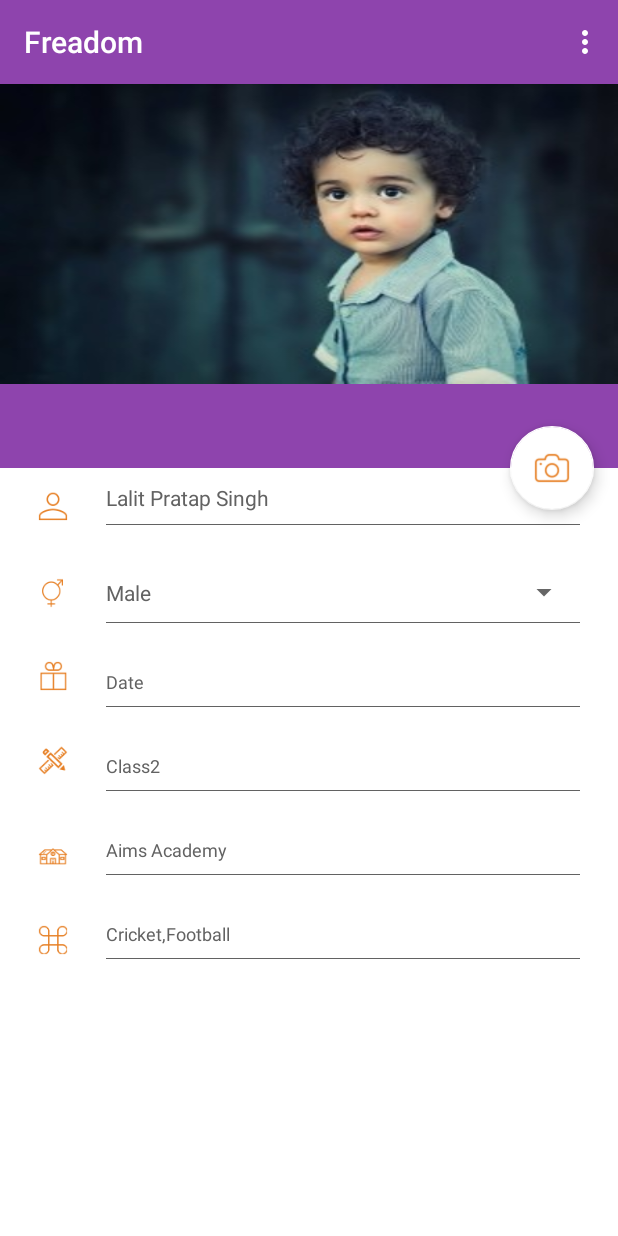
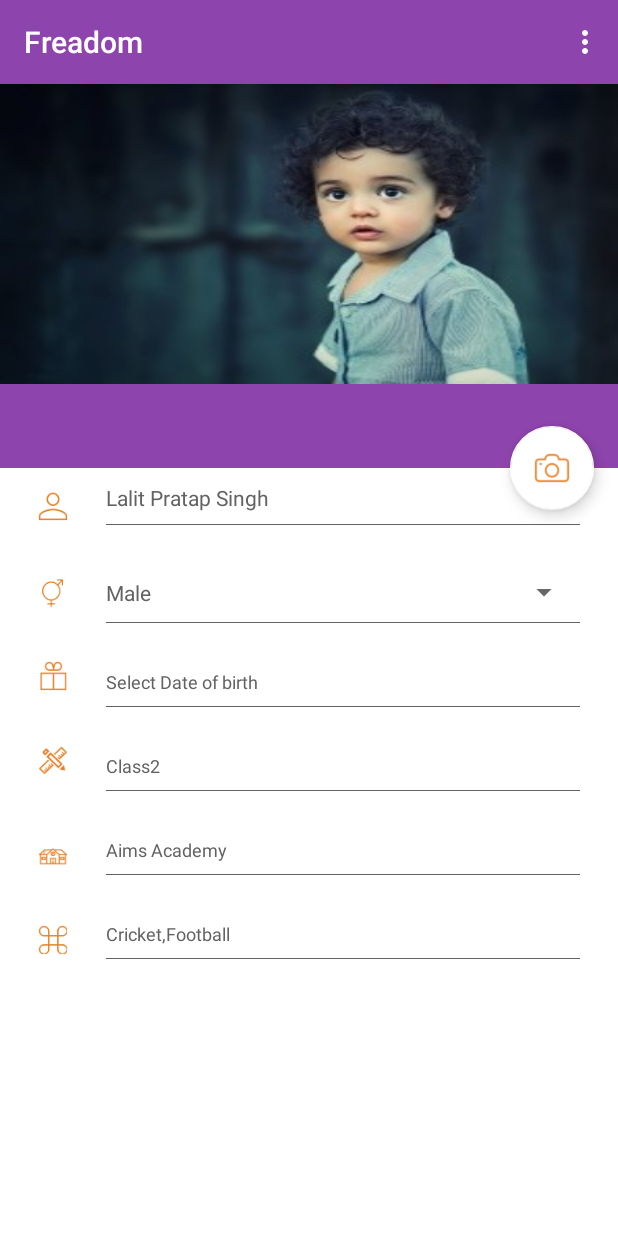
Before and after one commit to sarojini2010/B2C, an Android app: the screen it shows after launch (Profile), on a phone screen of 412 x 824 dp. Run offline under Robolectric (Android 15) with nearby library versions, the phone set to English and light mode, and no system bars.

Commit message:
3August12.32

```diff
--- a/app/build.gradle
+++ b/app/build.gradle
@@ -42,6 +42,7 @@ dependencies {
     compile 'com.android.support:appcompat-v7:23.4.0'
     compile 'com.android.support:recyclerview-v7:+'
     compile 'com.android.volley:volley:1.0.0'
+    compile 'com.squareup.picasso:picasso:2.5.2'
     compile 'com.android.support:support-v4:20.0.0'
     compile 'com.android.support:design:23.1.1'
     compile 'org.apache.httpcomponents:httpcore:4.4.1'
--- a/app/src/main/AndroidManifest.xml
+++ b/app/src/main/AndroidManifest.xml
@@ -3,6 +3,8 @@
     package="com.example.thoughtchimp.dummyapplication">
     <uses-permission android:name="android.permission.INTERNET"/>
    <uses-permission android:name="android.permission.ACCESS_NETWORK_STATE"/>
+    <uses-permission android:name="android.permission.WRITE_EXTERNAL_STORAGE" />
+
     <supports-screens
         android:resizeable="true"
         android:smallScreens="true"
@@ -26,6 +28,7 @@
         <activity android:name=".ActivationCode"/>
         <activity android:name=".DoinPlanWebview"/>
         <activity android:name=".HomeFragment"/>
+        <activity android:name=".SessionDetails"/>
         <activity android:name=".OTPScreen"/>
         <activity android:name=".LoginPage"/>
         <activity android:name=".Imageshow">
--- a/app/src/main/java/com/example/thoughtchimp/dummyapplication/AllUsersAdapter.java
+++ b/app/src/main/java/com/example/thoughtchimp/dummyapplication/AllUsersAdapter.java
@@ -69,7 +69,7 @@ public  class  AllUsersAdapter extends RecyclerView.Adapter {
 
         @Override
         public void onClick(View v) {
-            Intent in=new Intent(mContext,ActivationCode.class);
+            Intent in=new Intent(mContext,SessionDetails.class);
             mContext.startActivity(in);
         }
     }
--- a/app/src/main/java/com/example/thoughtchimp/dummyapplication/Constant.java
+++ b/app/src/main/java/com/example/thoughtchimp/dummyapplication/Constant.java
@@ -7,7 +7,7 @@ public interface Constant
 {
 
     String CHILDHOMEIP="http://192.168.0.103/s2m-b2c/Api/child_home?child_id=9";
-    String SessionDetailIp="http://192.168.0.103/s2m-b2c/Api/session_details?session_id=28&format=json";
+    String SessionDetailIp="http://192.168.0.103/s2m-b2c/Api/session_details?session_id=10";
     String SessionArchieveIp="http://192.168.0.105/s2m-b2c/Api/archive?child_id=9";
     String ACTIVATIONIP="http://192.168.0.105/s2m-b2c/Api/activation_details";
     String USER_SESSION_ID = "usersessionid";
--- a/app/src/main/java/com/example/thoughtchimp/dummyapplication/HomeFragment.java
+++ b/app/src/main/java/com/example/thoughtchimp/dummyapplication/HomeFragment.java
@@ -44,14 +44,13 @@ public class HomeFragment extends ActionBarActivity implements  Constant {
     public HomeFragment() {
     }
 
-//    public View onCreateView(LayoutInflater inflater, ViewGroup container, Bundle savedInstanceState) {
-//        View rootView = inflater.inflate(R.layout.activity_main, container, false);
+
         protected void onCreate(Bundle savedInstanceState) {
         super.onCreate(savedInstanceState);
         setContentView(R.layout.activity_main);
 
 
-        SessionText= (TextView)findViewById(R.id.session_text);
+            SessionText= (TextView)findViewById(R.id.session_text);
             Username= (TextView)findViewById(R.id.username);
             Bundle extras = getIntent().getExtras();
             final String names = extras.getString("name");
@@ -146,6 +145,5 @@ public class HomeFragment extends ActionBarActivity implements  Constant {
 
         queue.add(stringRequest);
 
-//        return rootView;
     }
 }
--- a/app/src/main/java/com/example/thoughtchimp/dummyapplication/Profile.java
+++ b/app/src/main/java/com/example/thoughtchimp/dummyapplication/Profile.java
@@ -53,10 +53,11 @@ import java.util.Locale;
 /**
  * Created by thoughtchimp on 7/26/2016.
  */
-public class Profile  extends ActionBarActivity implements Constant {
+public class Profile  extends AppCompatActivity implements Constant {
     private CollapsingToolbarLayout collapsingToolbar;
-    EditText dateView,profilename,classname,Interest,schoolname;
+    EditText profilename,classname,Interest,schoolname;
     Context context;
+    TextView dateView;
     Spinner gender,setdate1;
     String item;
     private DatePicker datePicker;
@@ -68,7 +69,6 @@ public class Profile  extends ActionBarActivity implements Constant {
     public int currentDateView;
 
 
-    @SuppressLint("NewApi")
     protected void onCreate(Bundle savedInstanceState) {
         super.onCreate(savedInstanceState);
         setContentView(R.layout.profile2);
@@ -89,7 +89,7 @@ public class Profile  extends ActionBarActivity implements Constant {
         collapsingToolbar.setTitle("");
 
         gender= (Spinner) findViewById(R.id.gender_spinner);
-        dateView= (EditText)findViewById(R.id.datetext);
+        dateView= (TextView)findViewById(R.id.datetext);
         String[] gendercategory = { "Male","Female"};
         ArrayAdapter adapter = new ArrayAdapter(
                 this,R.layout.customizespinner ,gendercategory);
@@ -108,9 +108,6 @@ public class Profile  extends ActionBarActivity implements Constant {
 
         }
     });
-
-
-
         calendar = Calendar.getInstance();
         year = calendar.get(Calendar.YEAR);
         month = calendar.get(Calendar.MONTH);
@@ -145,8 +142,7 @@ public class Profile  extends ActionBarActivity implements Constant {
     public boolean onCreateOptionsMenu(Menu menu) {
         // Inflate the menu; this adds items to the action bar if it is present.
         getMenuInflater().inflate(R.menu.manu, menu);
-        menu.getItem(0).setIcon(R.drawable.right);
-        //Menu Resource, Menu
+
         return true;
     }
     @Override
@@ -185,8 +181,6 @@ public class Profile  extends ActionBarActivity implements Constant {
         httpPost.addHeader("Authorization","Basic YWRtaW46MTIzNA==");
         httpPost.addHeader("access-token","V49wH0yUXBQZuPMfshEqWgxbY_4");
 
-
-
         //Post Data
         List<NameValuePair> nameValuePair = new ArrayList<NameValuePair>(6);
         nameValuePair.add(new BasicNameValuePair("fullname",profilename.getText().toString()));
@@ -195,9 +189,6 @@ public class Profile  extends ActionBarActivity implements Constant {
         nameValuePair.add(new BasicNameValuePair("school",schoolname.getText().toString()));
         nameValuePair.add(new BasicNameValuePair("class",classname.getText().toString()));
         nameValuePair.add(new BasicNameValuePair("interest",Interest.getText().toString()));
-
-
-
 
         //Encoding POST data
         try {
--- a/app/src/main/res/layout/relativeprofile.xml
+++ b/app/src/main/res/layout/relativeprofile.xml
@@ -138,10 +138,10 @@
             android:layout_toRightOf="@+id/imageView_profile_mobile_number"
             android:layout_toEndOf="@+id/imageView_profile_mobile_number">
 
-            <EditText
+            <TextView
                 android:layout_width="wrap_content"
                 android:layout_height="wrap_content"
-                android:text="Date"
+                android:text="Select Date of birth"
                 android:background="@null"
                 android:textSize="12sp"
                 android:layout_marginTop="5dp"
--- a/app/src/main/res/menu/manu.xml
+++ b/app/src/main/res/menu/manu.xml
@@ -4,7 +4,7 @@
         android:id="@+id/action_settings"
         android:orderInCategory="100"
         android:showAsAction="always"
-        android:icon="@drawable/right"
+        android:icon="@android:drawable/btn_plus"
         android:title="adddetails"
         />
 
```
Also changed, not shown: app/src/main/java/com/example/thoughtchimp/dummyapplication/SessionDetails.java (+115 -87 lines), app/src/main/res/layout/sessiondetails.xml (+12 -12 lines).
